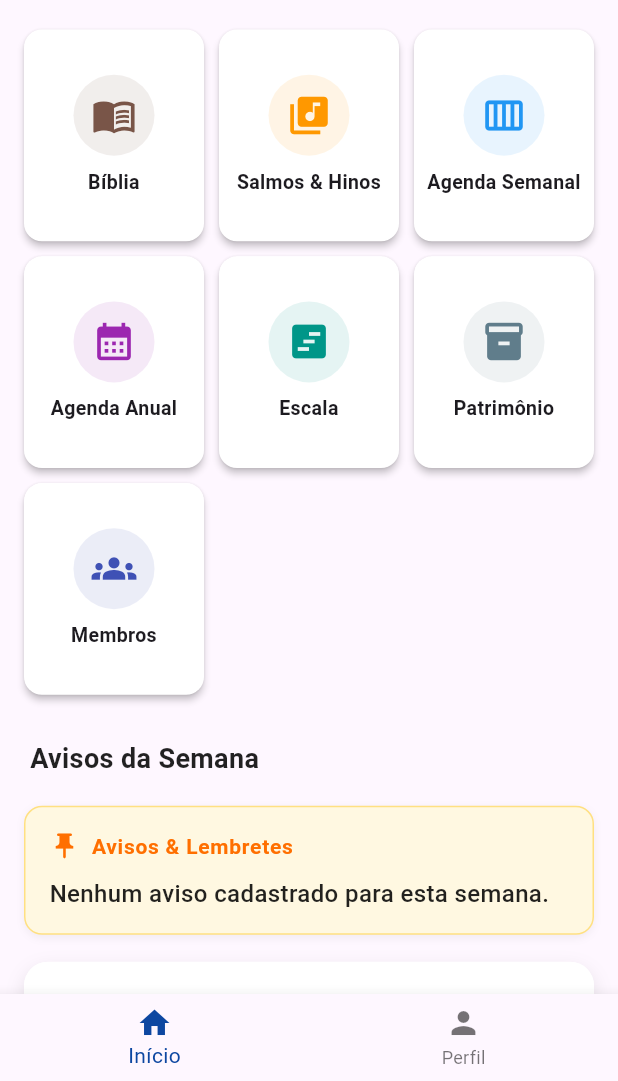
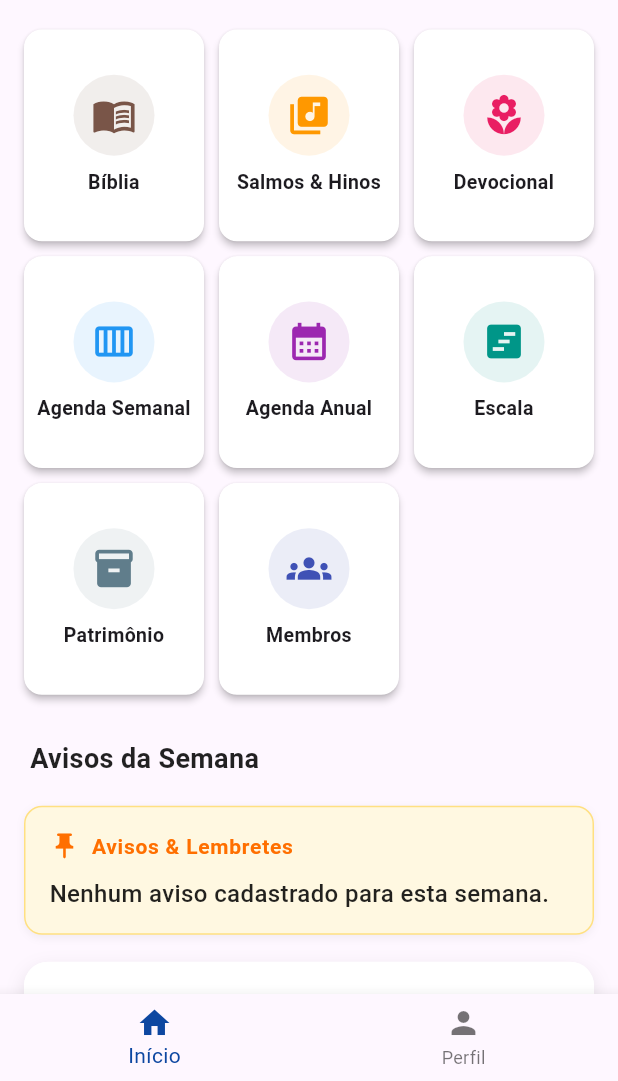
Before and after one commit to Nosreme07/iec_app, a Flutter app: the screen it shows once a user with an empty profile is signed in, on a phone screen of 412 x 824 dp, the part 155-1236 px from its top. Run offline on Flutter 3.47's test engine with Material 3 defaults, Android fonts, the phone set to English and light mode, and no system bars; our stand-ins replace cloud_firestore, firebase_auth, firebase_core, firebase_storage, image_picker, pdf and 3 more; accounts and stored records are empty.

Commit message:
Finalização

```diff
--- a/lib/main.dart
+++ b/lib/main.dart
@@ -36,7 +36,7 @@ class MyApp extends StatelessWidget {
   Widget build(BuildContext context) {
     return MaterialApp(
       debugShowCheckedModeBanner: false,
-      title: 'IECM',
+      title: 'IECM App',
 
       // Configuração de Idioma (PT-BR)
       localizationsDelegates: const [
--- a/lib/src/screens/admin_register_screen.dart
+++ b/lib/src/screens/admin_register_screen.dart
@@ -45,7 +45,7 @@ class _AdminRegisterScreenState extends State<AdminRegisterScreen> {
   final List<String> _acessoOptions = ['Membro', 'Visitante', 'Administrador', 'Financeiro'];
 
   final List<String> _fields = [
-    'nome_completo', 'pai', 'mae', 'nascimento', 'profissao', 'habilitacao',
+    'nome_completo', 'apelido', 'pai', 'mae', 'nascimento', 'profissao', 'habilitacao', // ADICIONADO 'apelido'
     'naturalidade', 'nacionalidade', 'cpf', 'senha',
     'endereco', 'numero', 'bairro', 'cidade', 'uf', 'cep', 'complemento',
     'whatsapp', 'telefone', 'email',
@@ -343,6 +343,9 @@ class _AdminRegisterScreenState extends State<AdminRegisterScreen> {
               _buildSectionTitle("1. Dados Pessoais & Acesso"),
               _buildTextField('nome_completo', "Nome Completo", required: true),
 
+              // --- NOVO CAMPO: APELIDO ---
+              _buildTextField('apelido', "Como quer ser chamado (Apelido)", icon: Icons.face),
+
               Container(
                 padding: const EdgeInsets.all(8),
                 decoration: BoxDecoration(color: Colors.orange[50], borderRadius: BorderRadius.circular(8), border: Border.all(color: Colors.orange[200]!)),
--- a/lib/src/screens/home_screen.dart
+++ b/lib/src/screens/home_screen.dart
@@ -1,6 +1,9 @@
 import 'package:flutter/material.dart';
 import 'package:firebase_auth/firebase_auth.dart';
 import 'package:cloud_firestore/cloud_firestore.dart';
+import 'package:url_launcher/url_launcher.dart';
+
+// IMPORTS DAS TELAS
 import 'profile_screen.dart';
 import 'bible_screen.dart';
 import 'hymnal_screen.dart';
@@ -10,10 +13,12 @@ import 'annual_agenda_screen.dart';
 import 'scale_screen.dart';
 import 'patrimonio_screen.dart';
 import 'finance_screen.dart';
+import 'devocional_screen.dart'; // <--- Tela de Devocional
 
+// IMPORTS DOS WIDGETS
 import '../widgets/home_notices_widget.dart';
 import '../widgets/monthly_birthdays_widget.dart';
-import '../widgets/mural_avisos_widget.dart'; // Import the new widget here
+import '../widgets/mural_avisos_widget.dart';
 
 class HomeScreen extends StatefulWidget {
   const HomeScreen({super.key});
@@ -25,10 +30,9 @@ class HomeScreen extends StatefulWidget {
 class _HomeScreenState extends State<HomeScreen> {
   int _selectedIndex = 0;
 
-  // Lista das telas principais (Bottom Navigation)
   final List<Widget> _screens = [
-    const HomeContent(),   // Índice 0: Grade de ícones + Avisos + Aniversariantes
-    const ProfileScreen(), // Índice 1: Perfil
+    const HomeContent(),
+    const ProfileScreen(),
   ];
 
   void _onItemTapped(int index) {
@@ -41,7 +45,7 @@ class _HomeScreenState extends State<HomeScreen> {
   Widget build(BuildContext context) {
     return Scaffold(
       appBar: AppBar(
-        title: const Text("IEC-MORENO", style: TextStyle(color: Colors.white)),
+        title: const Text("IEC-MORENO", style: TextStyle(color: Colors.white, fontWeight: FontWeight.bold)),
         backgroundColor: Colors.blue[900],
         iconTheme: const IconThemeData(color: Colors.white),
         actions: [
@@ -62,23 +66,28 @@ class _HomeScreenState extends State<HomeScreen> {
   }
 }
 
-// --- CONTEÚDO DA TELA INICIAL (SCROLLABLE) ---
+// --- CONTEÚDO DA TELA INICIAL ---
 class HomeContent extends StatelessWidget {
   const HomeContent({super.key});
+
+  // --- FUNÇÃO PARA ABRIR REDES SOCIAIS ---
+  Future<void> _launchSocialMedia(String urlString) async {
+    final Uri url = Uri.parse(urlString);
+    if (!await launchUrl(url, mode: LaunchMode.externalApplication)) {
+      throw Exception('Não foi possível abrir $url');
+    }
+  }
 
   @override
   Widget build(BuildContext context) {
     final user = FirebaseAuth.instance.currentUser;
 
-    // Se não estiver logado, mostra carregando
     if (user == null) return const Center(child: CircularProgressIndicator());
 
-    // USAMOS STREAMBUILDER PARA LER A "ROLE" DO BANCO EM TEMPO REAL
     return StreamBuilder<DocumentSnapshot>(
       stream: FirebaseFirestore.instance.collection('users').doc(user.uid).snapshots(),
       builder: (context, snapshot) {
 
-        // Enquanto carrega ou se der erro, assume que é membro comum por segurança
         String role = 'membro';
 
         if (snapshot.hasData && snapshot.data!.exists) {
@@ -86,11 +95,10 @@ class HomeContent extends StatelessWidget {
           role = data['role'] ?? 'membro';
         }
 
-        // --- DEFINIÇÃO DE QUEM PODE VER O BOTÃO ---
         bool canViewFinance = role == 'admin' || role == 'financeiro';
 
         return SingleChildScrollView(
-          padding: const EdgeInsets.symmetric(vertical: 16), // Adjusted padding
+          padding: const EdgeInsets.symmetric(vertical: 16),
           child: Column(
             crossAxisAlignment: CrossAxisAlignment.start,
             children: [
@@ -109,7 +117,6 @@ class HomeContent extends StatelessWidget {
                 child: GridView.count(
                   shrinkWrap: true,
                   physics: const NeverScrollableScrollPhysics(),
-                  // Layout de 3 colunas
                   crossAxisCount: 3,
                   crossAxisSpacing: 10,
                   mainAxisSpacing: 10,
@@ -117,125 +124,59 @@ class HomeContent extends StatelessWidget {
 
                   children: [
                     // 1. BÍBLIA
-                    _buildMenuCard(
-                      context,
-                      icon: Icons.menu_book,
-                      label: "Bíblia",
-                      color: Colors.brown,
-                      onTap: () {
-                        Navigator.push(context, MaterialPageRoute(builder: (context) => const BibleScreen()));
-                      },
-                    ),
+                    _buildMenuCard(context, icon: Icons.menu_book, label: "Bíblia", color: Colors.brown, onTap: () => Navigator.push(context, MaterialPageRoute(builder: (context) => const BibleScreen()))),
 
-                    // 2. SALMOS E HINOS
-                    _buildMenuCard(
-                      context,
-                      icon: Icons.library_music,
-                      label: "Salmos & Hinos",
-                      color: Colors.orange,
-                      onTap: () {
-                        Navigator.push(context, MaterialPageRoute(builder: (context) => const HymnalScreen()));
-                      },
-                    ),
+                    // 2. HINOS
+                    _buildMenuCard(context, icon: Icons.library_music, label: "Salmos & Hinos", color: Colors.orange, onTap: () => Navigator.push(context, MaterialPageRoute(builder: (context) => const HymnalScreen()))),
 
-                    // 3. AGENDA SEMANAL
-                    _buildMenuCard(
-                      context,
-                      icon: Icons.calendar_view_week,
-                      label: "Agenda Semanal",
-                      color: Colors.blue,
-                      onTap: () {
-                        Navigator.push(context, MaterialPageRoute(builder: (context) => const AgendaScreen()));
-                      },
-                    ),
+                    // 3. DEVOCIONAL (NOVO)
+                    _buildMenuCard(context, icon: Icons.local_florist, label: "Devocional", color: Colors.pink, onTap: () => Navigator.push(context, MaterialPageRoute(builder: (context) => const DevocionalScreen()))),
 
-                    // 4. AGENDA ANUAL
-                    _buildMenuCard(
-                      context,
-                      icon: Icons.calendar_month,
-                      label: "Agenda Anual",
-                      color: Colors.purple,
-                      onTap: () {
-                        Navigator.push(context, MaterialPageRoute(builder: (context) => const AnnualAgendaScreen()));
-                      },
-                    ),
+                    // 4. AGENDA SEMANAL
+                    _buildMenuCard(context, icon: Icons.calendar_view_week, label: "Agenda Semanal", color: Colors.blue, onTap: () => Navigator.push(context, MaterialPageRoute(builder: (context) => const AgendaScreen()))),
 
-                    // 5. ESCALA
-                    _buildMenuCard(
-                      context,
-                      icon: Icons.view_timeline,
-                      label: "Escala",
-                      color: Colors.teal,
-                      onTap: () {
-                        Navigator.push(context, MaterialPageRoute(builder: (context) => const ScaleScreen()));
-                      },
-                    ),
+                    // 5. AGENDA ANUAL
+                    _buildMenuCard(context, icon: Icons.calendar_month, label: "Agenda Anual", color: Colors.purple, onTap: () => Navigator.push(context, MaterialPageRoute(builder: (context) => const AnnualAgendaScreen()))),
 
-                    // 6. PATRIMÔNIO
-                    _buildMenuCard(
-                      context,
-                      icon: Icons.inventory_2,
-                      label: "Patrimônio",
-                      color: Colors.blueGrey,
-                      onTap: () {
-                        Navigator.push(context, MaterialPageRoute(builder: (context) => const PatrimonioScreen()));
-                      },
-                    ),
+                    // 6. ESCALA
+                    _buildMenuCard(context, icon: Icons.view_timeline, label: "Escala", color: Colors.teal, onTap: () => Navigator.push(context, MaterialPageRoute(builder: (context) => const ScaleScreen()))),
 
-                    // 7. MEMBROS
-                    _buildMenuCard(
-                      context,
-                      icon: Icons.groups,
-                      label: "Membros",
-                      color: Colors.indigo,
-                      onTap: () {
-                        Navigator.push(context, MaterialPageRoute(builder: (context) => const MembersScreen()));
-                      },
-                    ),
+                    // 7. PATRIMÔNIO
+                    _buildMenuCard(context, icon: Icons.inventory_2, label: "Patrimônio", color: Colors.blueGrey, onTap: () => Navigator.push(context, MaterialPageRoute(builder: (context) => const PatrimonioScreen()))),
 
-                    // 8. FINANÇAS (CONDICIONAL: ADMIN OU FINANCEIRO)
+                    // 8. MEMBROS
+                    _buildMenuCard(context, icon: Icons.groups, label: "Membros", color: Colors.indigo, onTap: () => Navigator.push(context, MaterialPageRoute(builder: (context) => const MembersScreen()))),
+
+                    // 9. FINANÇAS (RESTRICTO)
                     if (canViewFinance)
-                      _buildMenuCard(
-                        context,
-                        icon: Icons.attach_money,
-                        label: "Finanças",
-                        color: Colors.green[700]!,
-                        onTap: () {
-                          Navigator.push(context, MaterialPageRoute(builder: (context) => const FinanceScreen()));
-                        },
-                      ),
+                      _buildMenuCard(context, icon: Icons.attach_money, label: "Finanças", color: Colors.green[700]!, onTap: () => Navigator.push(context, MaterialPageRoute(builder: (context) => const FinanceScreen()))),
                   ],
                 ),
               ),
 
               const SizedBox(height: 30),
 
-              // --- 1. AVISOS DA SEMANA (LETREIRO) ---
               const Padding(
-                padding: EdgeInsets.symmetric(horizontal: 20.0), // Consistent padding with title
-                child: Text(
-                  "Avisos da Semana",
-                  style: TextStyle(
-                    fontSize: 18,
-                    fontWeight: FontWeight.bold,
-                    color: Colors.black87
-                  ),
-                ),
+                padding: EdgeInsets.symmetric(horizontal: 20.0),
+                child: Text("Avisos da Semana", style: TextStyle(fontSize: 18, fontWeight: FontWeight.bold, color: Colors.black87)),
               ),
               const SizedBox(height: 10),
 
-              // --- NOVO WIDGET DE MURAL DE AVISOS (TEXTO) ---
+              // MURAL E CARROSSEL
               const MuralAvisosWidget(),
-
-              // --- CARROSSEL DE EVENTOS ---
               const WeeklyNoticesWidget(),
 
               const SizedBox(height: 20),
 
-              // --- 2. ANIVERSARIANTES DO MÊS ---
+              // ANIVERSARIANTES
               const MonthlyBirthdaysWidget(),
 
-              const SizedBox(height: 30), // Espaço final
+              const SizedBox(height: 30),
+
+              // --- SEÇÃO: REDES SOCIAIS ---
+              _buildSocialMediaSection(),
+
+              const SizedBox(height: 30),
             ],
           ),
         );
@@ -243,14 +184,71 @@ class HomeContent extends StatelessWidget {
     );
   }
 
-  // --- WIDGET DO BOTÃO DO MENU ---
-  Widget _buildMenuCard(
-    BuildContext context, {
-    required IconData icon,
-    required String label,
-    required Color color,
-    required VoidCallback onTap,
-  }) {
+  // --- WIDGET DAS REDES SOCIAIS ---
+  Widget _buildSocialMediaSection() {
+    return Column(
+      children: [
+        Divider(color: Colors.grey[300]),
+        const SizedBox(height: 10),
+        Text("Siga nossas redes sociais", style: TextStyle(color: Colors.grey[600], fontSize: 14, fontWeight: FontWeight.bold)),
+        const SizedBox(height: 15),
+        Row(
+          mainAxisAlignment: MainAxisAlignment.center,
+          children: [
+            // INSTAGRAM
+            _socialButton(
+              icon: Icons.camera_alt,
+              color: Colors.pink,
+              label: "Instagram",
+              onTap: () => _launchSocialMedia("https://www.instagram.com/iec.moreno"),
+            ),
+            const SizedBox(width: 20),
+
+            // YOUTUBE
+            _socialButton(
+              icon: Icons.play_circle_fill,
+              color: Colors.red,
+              label: "YouTube",
+              onTap: () => _launchSocialMedia("https://www.youtube.com/@IecMoreno"),
+            ),
+            const SizedBox(width: 20),
+
+            // FACEBOOK
+            _socialButton(
+              icon: Icons.facebook,
+              color: Colors.blue[800]!,
+              label: "Facebook",
+              onTap: () => _launchSocialMedia("https://www.facebook.com/iecmorenope"),
+            ),
+          ],
+        ),
+      ],
+    );
+  }
+
+  Widget _socialButton({required IconData icon, required Color color, required String label, required VoidCallback onTap}) {
+    return InkWell(
+      onTap: onTap,
+      borderRadius: BorderRadius.circular(50),
+      child: Column(
+        children: [
+          Container(
+            padding: const EdgeInsets.all(12),
+            decoration: BoxDecoration(
+              color: color.withOpacity(0.1),
+              shape: BoxShape.circle,
+              border: Border.all(color: color.withOpacity(0.3), width: 1),
+            ),
+            child: Icon(icon, color: color, size: 28),
+          ),
+          const SizedBox(height: 4),
+          Text(label, style: TextStyle(fontSize: 10, color: color, fontWeight: FontWeight.bold))
+        ],
+      ),
+    );
+  }
+
+  Widget _buildMenuCard(BuildContext context, {required IconData icon, required String label, required Color color, required VoidCallback onTap}) {
     return Material(
       color: Colors.white,
       elevation: 2,
@@ -263,25 +261,13 @@ class HomeContent extends StatelessWidget {
           children: [
             Container(
               padding: const EdgeInsets.all(12),
-              decoration: BoxDecoration(
-                color: color.withOpacity(0.1),
-                shape: BoxShape.circle,
-              ),
+              decoration: BoxDecoration(color: color.withOpacity(0.1), shape: BoxShape.circle),
               child: Icon(icon, size: 30, color: color),
             ),
             const SizedBox(height: 8),
             Padding(
               padding: const EdgeInsets.symmetric(horizontal: 4),
-              child: Text(
-                label,
-                style: const TextStyle(
-                  fontWeight: FontWeight.bold,
-                  fontSize: 13,
-                ),
-                textAlign: TextAlign.center,
-                maxLines: 2,
-                overflow: TextOverflow.ellipsis,
-              ),
+              child: Text(label, style: const TextStyle(fontWeight: FontWeight.bold, fontSize: 13), textAlign: TextAlign.center, maxLines: 2, overflow: TextOverflow.ellipsis),
             ),
           ],
         ),
```
Also changed, not shown: lib/src/screens/devocional_screen.dart (added, +304 -0 lines), lib/src/screens/members_screen.dart (+43 -15 lines), assets/images/iecm.png, assets/images/iecm2.png (added).
